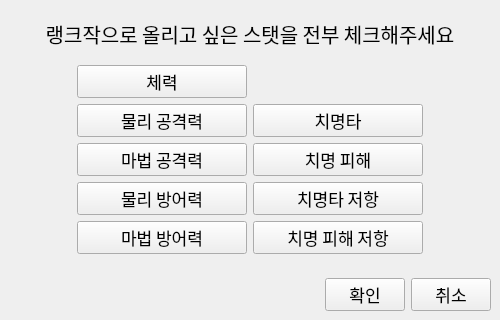
The window that widgets/ui/set_goal_with_stat.ui (voiderd-sub/trickcal-manager) describes before a commit, drawn with Qt 5.
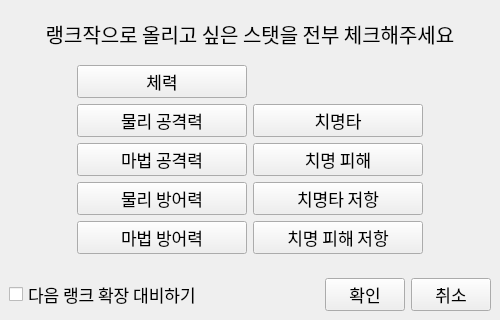
The same window after the commit.

Patch:
```diff
--- a/widgets/ui/set_goal_with_stat.ui
+++ b/widgets/ui/set_goal_with_stat.ui
@@ -418,6 +418,19 @@
     </item>
     <item>
      <layout class="QHBoxLayout" name="horizontalLayout">
+      <item>
+       <widget class="QCheckBox" name="over_max_rank_box">
+        <property name="font">
+         <font>
+          <family>ONE 모바일POP</family>
+          <pointsize>13</pointsize>
+         </font>
+        </property>
+        <property name="text">
+         <string>다음 랭크 확장 대비하기</string>
+        </property>
+       </widget>
+      </item>
       <item>
        <spacer name="horizontalSpacer_2">
         <property name="orientation">
```
